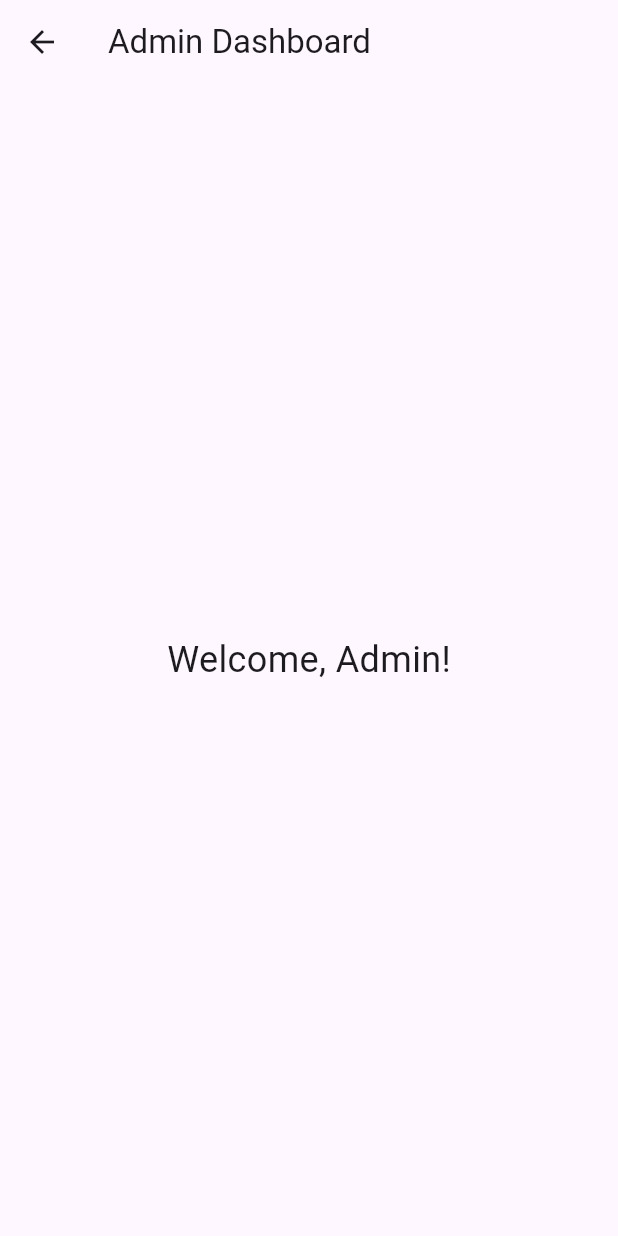
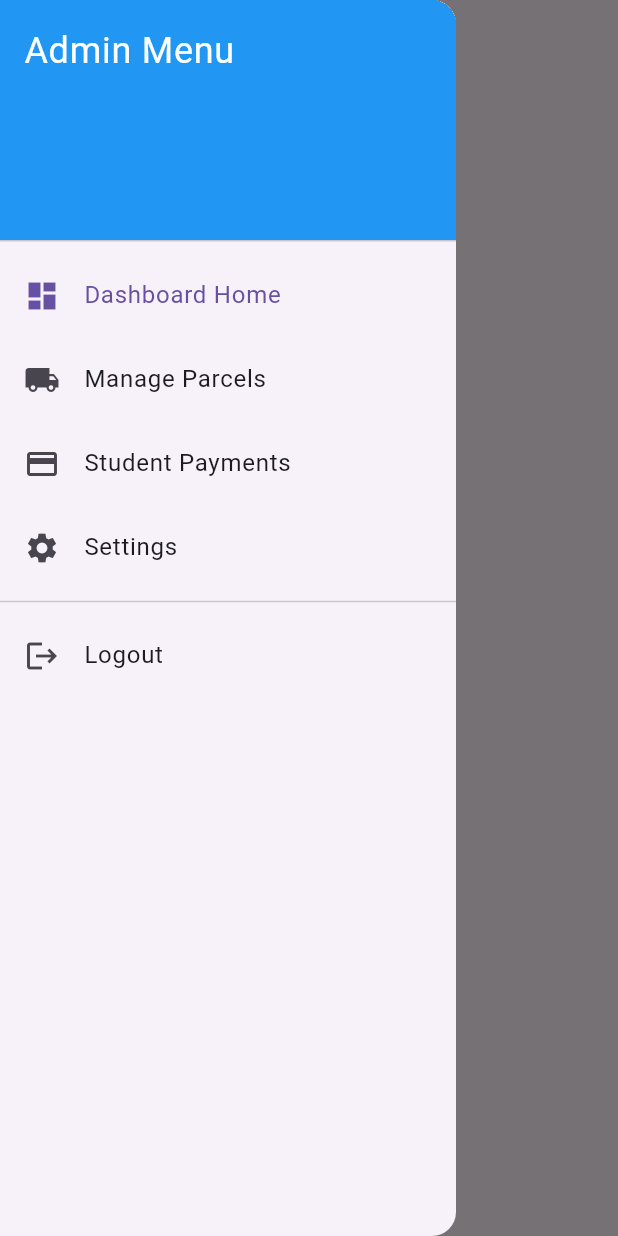
Before and after one commit to HaniffHazmi/KKDK_PDA_Flutter, a Flutter app: the AdminDashboardScreen screen opened by its route, with the side drawer open (before the commit the screen has no drawer), on a phone screen of 412 x 824 dp. Run offline on Flutter 3.47's test engine with Material 3 defaults, Android fonts, the light colour scheme and no system bars; our stand-ins replace cloud_firestore, firebase_auth, firebase_core; accounts and stored records are empty.

Commit message:
Updated admin dashboard

```diff
--- a/lib/models/parcel.dart
+++ b/lib/models/parcel.dart
@@ -53,8 +53,8 @@ class Parcel {
   Block block;
   Level level;
   int roomNumber;
-  Courier courier;               // ✅ New
-  DateTime dateArrived;          // ✅ New
+  Courier courier;
+  DateTime dateArrived;
   ParcelStatus status;
 
   Parcel({
--- a/lib/screens/admin/admin_dashboard_screen.dart
+++ b/lib/screens/admin/admin_dashboard_screen.dart
@@ -1,18 +1,92 @@
 import 'package:flutter/material.dart';
+import '../../models/parcel.dart';
+import 'parcel_details_screen.dart';
 
-class AdminDashboardScreen extends StatelessWidget {
+class AdminDashboardScreen extends StatefulWidget {
   const AdminDashboardScreen({super.key});
+
+  @override
+  _AdminDashboardScreenState createState() => _AdminDashboardScreenState();
+}
+
+class _AdminDashboardScreenState extends State<AdminDashboardScreen> {
+  int _selectedIndex = 0;
+
+  final List<Widget> _pages = [
+    Center(child: Text('Dashboard Home', style: TextStyle(fontSize: 24))),
+    Center(child: Text('Manage Parcels', style: TextStyle(fontSize: 24))),
+    Center(child: Text('Student Payments', style: TextStyle(fontSize: 24))),
+    Center(child: Text('Settings', style: TextStyle(fontSize: 24))),
+  ];
+
+  final List<String> _titles = [
+    'Dashboard',
+    'Parcels',
+    'Payments',
+    'Settings',
+  ];
+
+  void _onSelectDrawerItem(int index) {
+    setState(() {
+      _selectedIndex = index;
+    });
+    Navigator.pop(context); // Close the drawer
+  }
 
   @override
   Widget build(BuildContext context) {
     return Scaffold(
-      appBar: AppBar(title: const Text('Admin Dashboard')),
-      body: const Center(
-        child: Text(
-          'Welcome, Admin!',
-          style: TextStyle(fontSize: 24),
+      appBar: AppBar(
+        title: Text(_titles[_selectedIndex]),
+      ),
+      drawer: Drawer(
+        child: ListView(
+          padding: EdgeInsets.zero,
+          children: [
+            DrawerHeader(
+              decoration: BoxDecoration(color: Colors.blue),
+              child: Text(
+                'Admin Menu',
+                style: TextStyle(color: Colors.white, fontSize: 24),
+              ),
+            ),
+            ListTile(
+              leading: Icon(Icons.dashboard),
+              title: Text('Dashboard Home'),
+              selected: _selectedIndex == 0,
+              onTap: () => _onSelectDrawerItem(0),
+            ),
+            ListTile(
+              leading: Icon(Icons.local_shipping),
+              title: Text('Manage Parcels'),
+              selected: _selectedIndex == 1,
+              onTap: () => _onSelectDrawerItem(1),
+            ),
+            ListTile(
+              leading: Icon(Icons.payment),
+              title: Text('Student Payments'),
+              selected: _selectedIndex == 2,
+              onTap: () => _onSelectDrawerItem(2),
+            ),
+            ListTile(
+              leading: Icon(Icons.settings),
+              title: Text('Settings'),
+              selected: _selectedIndex == 3,
+              onTap: () => _onSelectDrawerItem(3),
+            ),
+            Divider(),
+            ListTile(
+              leading: Icon(Icons.logout),
+              title: Text('Logout'),
+              onTap: () {
+                // TODO: Add logout logic here
+                Navigator.pop(context);
+              },
+            ),
+          ],
         ),
       ),
+      body: _pages[_selectedIndex],
     );
   }
 }
```
Also changed, not shown: lib/screens/admin/manage_parcels_screen.dart (added, +37 -0 lines), lib/screens/admin/parcel_details_screen.dart (added, +48 -0 lines).
